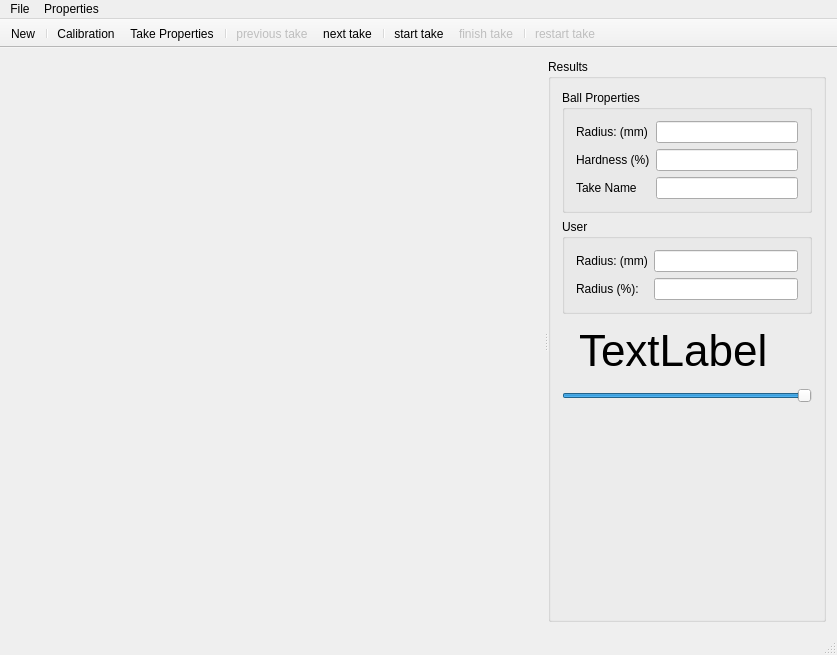
First picture: the form in mainwindow.ui, repository liglacsap/SurveyTrackingTool, before the edit.
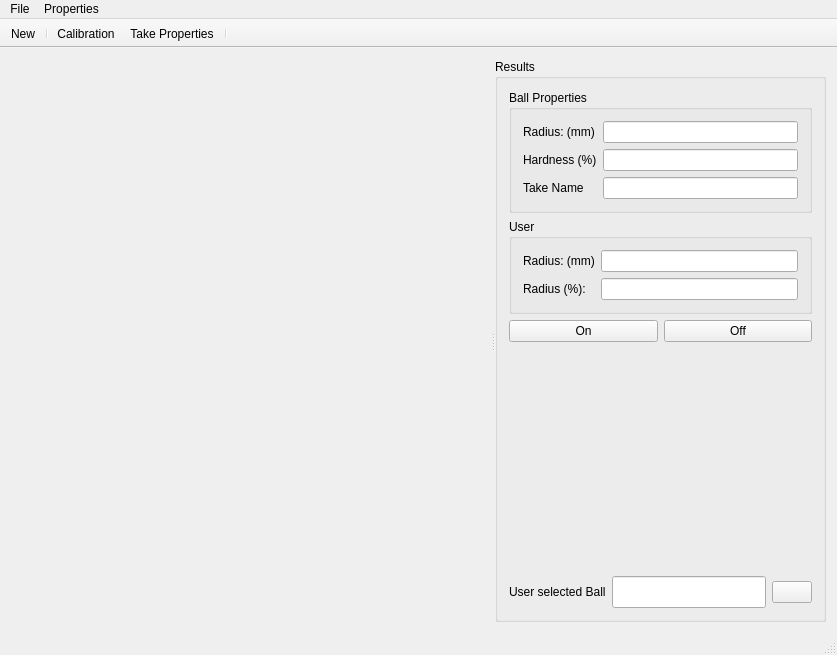
Second picture: the form after the edit. Icons and pictures are not drawn. Custom widgets are drawn as their Qt base class.

Commit message:
Some structures and functions renamed (take to condition)
MainWindow:
Actions removed. The survey will be controller just by one textbox for
user ball size suggestion and a button tu switch to next condition.

Ping:
Works now reliably (only tested under windows so far)

```diff
--- a/mainwindow.ui
+++ b/mainwindow.ui
@@ -66,10 +66,48 @@
         </property>
         <item row="0" column="0">
          <widget class="QGroupBox" name="groupBox">
+          <property name="minimumSize">
+           <size>
+            <width>300</width>
+            <height>0</height>
+           </size>
+          </property>
           <property name="title">
            <string>Results</string>
           </property>
           <layout class="QGridLayout" name="gridLayout_6">
+           <item row="3" column="0">
+            <widget class="QWidget" name="widget_3" native="true">
+             <layout class="QHBoxLayout" name="horizontalLayout">
+              <property name="leftMargin">
+               <number>0</number>
+              </property>
+              <property name="topMargin">
+               <number>0</number>
+              </property>
+              <property name="rightMargin">
+               <number>0</number>
+              </property>
+              <property name="bottomMargin">
+               <number>0</number>
+              </property>
+              <item>
+               <widget class="QPushButton" name="pushButton">
+                <property name="text">
+                 <string>On</string>
+                </property>
+               </widget>
+              </item>
+              <item>
+               <widget class="QPushButton" name="pushButton_2">
+                <property name="text">
+                 <string>Off</string>
+                </property>
+               </widget>
+              </item>
+             </layout>
+            </widget>
+           </item>
            <item row="0" column="0">
             <widget class="QGroupBox" name="groupBox_2">
              <property name="title">
@@ -142,35 +180,77 @@
              </layout>
             </widget>
            </item>
-           <item row="3" column="0">
-            <widget class="QLabel" name="label_6">
-             <property name="styleSheet">
-              <string notr="true">
-     font: 44px;
-     padding: 6px;</string>
-             </property>
-             <property name="text">
-              <string>TextLabel</string>
-             </property>
-            </widget>
-           </item>
-           <item row="4" column="0">
-            <widget class="QSlider" name="horizontalSlider">
-             <property name="maximum">
-              <number>1000</number>
-             </property>
-             <property name="value">
-              <number>1000</number>
-             </property>
-             <property name="sliderPosition">
-              <number>1000</number>
-             </property>
-             <property name="orientation">
-              <enum>Qt::Horizontal</enum>
-             </property>
-            </widget>
-           </item>
            <item row="5" column="0">
+            <widget class="QWidget" name="widget_4" native="true">
+             <layout class="QHBoxLayout" name="horizontalLayout_2">
+              <property name="leftMargin">
+               <number>0</number>
+              </property>
+              <property name="topMargin">
+               <number>0</number>
+              </property>
+              <property name="rightMargin">
+               <number>0</number>
+              </property>
+              <property name="bottomMargin">
+               <number>0</number>
+              </property>
+              <item>
+               <widget class="QLabel" name="label_6">
+                <property name="text">
+                 <string>User selected Ball</string>
+                </property>
+               </widget>
+              </item>
+              <item>
+               <widget class="QLineEdit" name="userSelectedBallLineEdit">
+                <property name="sizePolicy">
+                 <sizepolicy hsizetype="Expanding" vsizetype="Preferred">
+                  <horstretch>50</horstretch>
+                  <verstretch>0</verstretch>
+                 </sizepolicy>
+                </property>
+                <property name="styleSheet">
+                 <string notr="true">font-size: 20px;</string>
+                </property>
+               </widget>
+              </item>
+              <item>
+               <widget class="QPushButton" name="gotoNextCondition">
+                <property name="layoutDirection">
+                 <enum>Qt::RightToLeft</enum>
+                </property>
+                <property name="styleSheet">
+                 <string notr="true"/>
+                </property>
+                <property name="text">
+                 <string/>
+                </property>
+                <property name="icon">
+                 <iconset resource="icons.qrc">
+                  <normaloff>:/icons/arrowright32.png</normaloff>:/icons/arrowright32.png</iconset>
+                </property>
+                <property name="iconSize">
+                 <size>
+                  <width>32</width>
+                  <height>32</height>
+                 </size>
+                </property>
+                <property name="shortcut">
+                 <string>Enter, Return</string>
+                </property>
+                <property name="autoRepeat">
+                 <bool>false</bool>
+                </property>
+                <property name="flat">
+                 <bool>false</bool>
+                </property>
+               </widget>
+              </item>
+             </layout>
+            </widget>
+           </item>
+           <item row="4" column="0">
             <spacer name="verticalSpacer">
              <property name="orientation">
               <enum>Qt::Vertical</enum>
@@ -238,13 +318,6 @@
    <addaction name="actionCalibration"/>
    <addaction name="actionTake_Properties"/>
    <addaction name="separator"/>
-   <addaction name="actionPrevious_take"/>
-   <addaction name="actionNext_take"/>
-   <addaction name="separator"/>
-   <addaction name="actionStart_take"/>
-   <addaction name="actionFinish_take"/>
-   <addaction name="separator"/>
-   <addaction name="actionRestart_take"/>
   </widget>
   <widget class="QStatusBar" name="statusBar"/>
   <action name="actionNew">
@@ -288,52 +361,6 @@
     <string>Calibration</string>
    </property>
   </action>
-  <action name="actionPrevious_take">
-   <property name="enabled">
-    <bool>false</bool>
-   </property>
-   <property name="icon">
-    <iconset resource="icons.qrc">
-     <normaloff>:/icons/circleleft32.png</normaloff>
-     <normalon>icons/circleleft32.png</normalon>:/icons/circleleft32.png</iconset>
-   </property>
-   <property name="text">
-    <string>previous take</string>
-   </property>
-   <property name="visible">
-    <bool>true</bool>
-   </property>
-  </action>
-  <action name="actionNext_take">
-   <property name="icon">
-    <iconset resource="icons.qrc">
-     <normaloff>:/icons/circleright32.png</normaloff>:/icons/circleright32.png</iconset>
-   </property>
-   <property name="text">
-    <string>next take</string>
-   </property>
-  </action>
-  <action name="actionStart_take">
-   <property name="icon">
-    <iconset resource="icons.qrc">
-     <normaloff>:/icons/check32.png</normaloff>:/icons/check32.png</iconset>
-   </property>
-   <property name="text">
-    <string>start take</string>
-   </property>
-  </action>
-  <action name="actionFinish_take">
-   <property name="enabled">
-    <bool>false</bool>
-   </property>
-   <property name="icon">
-    <iconset resource="icons.qrc">
-     <normaloff>:/icons/stop32.png</normaloff>:/icons/stop32.png</iconset>
-   </property>
-   <property name="text">
-    <string>finish take</string>
-   </property>
-  </action>
   <action name="actionRestart_take">
    <property name="enabled">
     <bool>false</bool>
```
Left out of the diff: 27 changed lines with no effect on the pictures. The commit also changes 17 other files.
